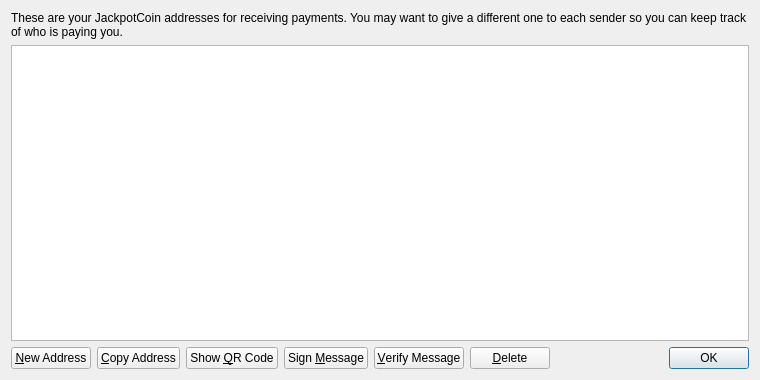
The window that src/qt/forms/addressbookpage.ui (rtc29462/JackpotCoin) describes before a commit, drawn with Qt 5.
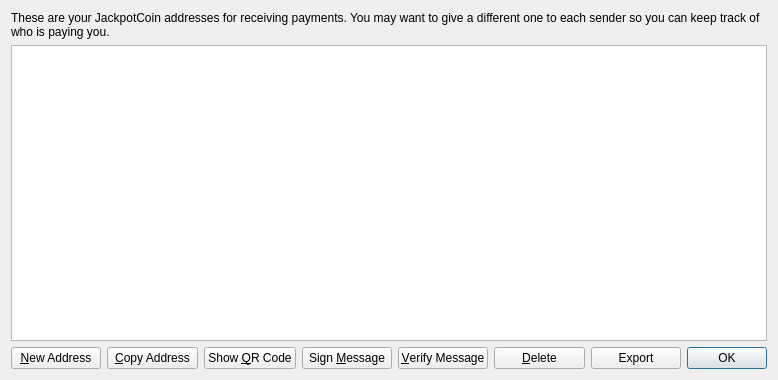
The same window after the commit. Icons and pictures are not drawn.

Diff of the .ui file:
```diff
--- a/src/qt/forms/addressbookpage.ui
+++ b/src/qt/forms/addressbookpage.ui
@@ -6,7 +6,7 @@
    <rect>
     <x>0</x>
     <y>0</y>
-    <width>760</width>
+    <width>778</width>
     <height>380</height>
    </rect>
   </property>
@@ -139,17 +139,15 @@
       </widget>
      </item>
      <item>
-      <spacer name="horizontalSpacer">
-       <property name="orientation">
-        <enum>Qt::Horizontal</enum>
+      <widget class="QPushButton" name="exportButton">
+       <property name="text">
+        <string>Export</string>
        </property>
-       <property name="sizeHint" stdset="0">
-        <size>
-         <width>40</width>
-         <height>20</height>
-        </size>
+       <property name="icon">
+        <iconset resource="../bitcoin.qrc">
+         <normaloff>:/icons/export</normaloff>:/icons/export</iconset>
        </property>
-      </spacer>
+      </widget>
      </item>
      <item>
       <widget class="QDialogButtonBox" name="buttonBox">
```
